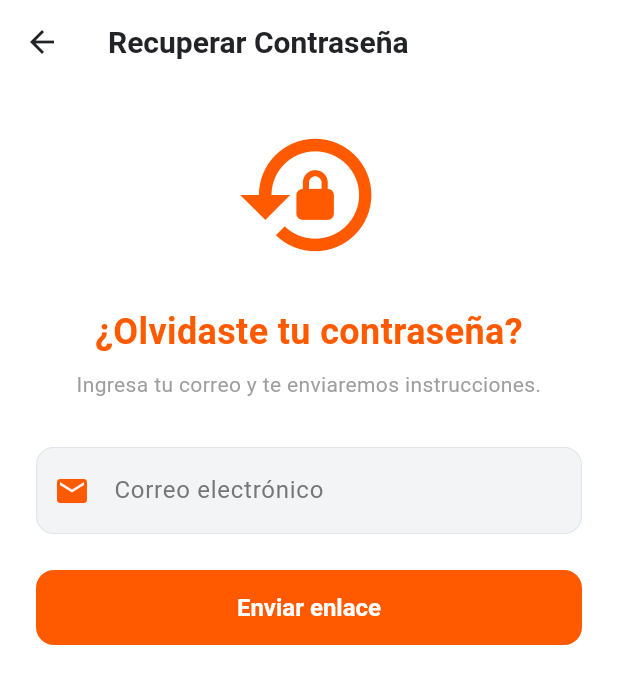
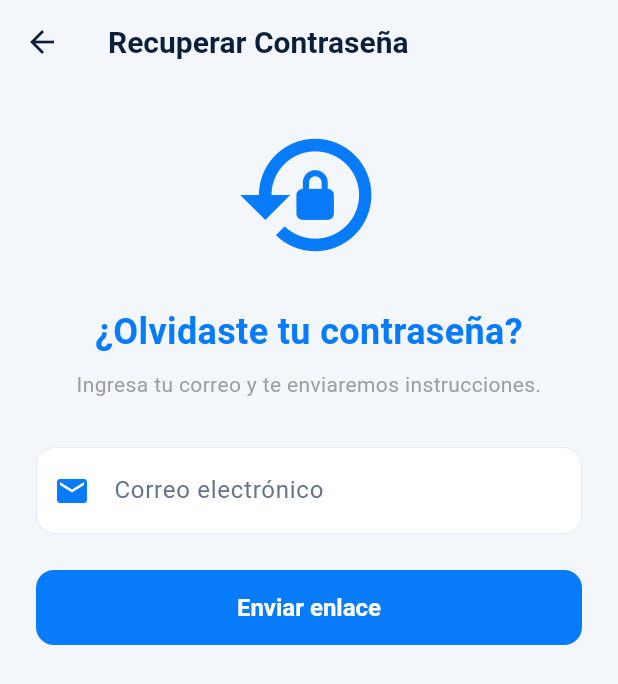
Before and after one commit to Jonathango117/ReparaYa-Bakent-front-v1, a Flutter app: the screen it shows after launch, after a tap on "¿Olvidaste tu contraseña?", on a phone screen of 412 x 824 dp. Shown: the top 684 px of the screen. Run offline on Flutter 3.47's test engine with Material 3 defaults, Android fonts, the phone set to English and light mode, and no system bars.

```diff
--- a/lib/config/theme.dart
+++ b/lib/config/theme.dart
@@ -2,20 +2,28 @@
 import 'package:flutter/material.dart';
 
 class AppTheme {
-  // Colores principales de ReparaYa
-  static const Color primaryColor = Color(0xFFFF5A00);
-  static const Color primaryDark = Color(0xFFE64F00);
-  static const Color accentColor = Color(0xFFFF7A33);
+  // Identidad visual ReparaYa
+  static const Color primaryColor = Color(0xFF087BFA);
+  static const Color primaryDark = Color(0xFF0563CC);
+  static const Color accentColor = Color(0xFF00C6F7);
 
-  // Fondos y superficies
-  static const Color backgroundColor = Color(0xFFFFFFFF);
-  static const Color surfaceColor = Color(0xFFF3F4F6);
-  static const Color surfaceColorLight = Color(0xFFE1E5EB);
-  static const Color cardColor = Color(0xFFEBF0F8);
+  // Fondos y superficies - modo claro
+  static const Color backgroundColor = Color(0xFFF3F7FC);
+  static const Color surfaceColor = Color(0xFFFFFFFF);
+  static const Color surfaceColorLight = Color(0xFFE1EAF5);
+  static const Color cardColor = Color(0xFFFFFFFF);
 
-  // Textos
-  static const Color textPrimary = Color(0xFF222326);
-  static const Color textSecondary = Color(0xFF747679);
+  // Textos - modo claro
+  static const Color textPrimary = Color(0xFF0B1F3B);
+  static const Color textSecondary = Color(0xFF64748B);
+
+  // Colores - modo oscuro
+  static const Color darkBackground = Color(0xFF061426);
+  static const Color darkSurface = Color(0xFF0B1F3B);
+  static const Color darkCard = Color(0xFF102743);
+  static const Color darkBorder = Color(0xFF203B5B);
+  static const Color darkTextPrimary = Color(0xFFF1F6FC);
+  static const Color darkTextSecondary = Color(0xFFA8B8CC);
 
   static ThemeData get lightTheme {
     return ThemeData(
@@ -27,7 +35,8 @@ class AppTheme {
         brightness: Brightness.light,
         primary: primaryColor,
         onPrimary: Colors.white,
-        surface: backgroundColor,
+        secondary: accentColor,
+        surface: surfaceColor,
         onSurface: textPrimary,
       ),
 
@@ -44,7 +53,7 @@ class AppTheme {
       ),
 
       cardTheme: CardThemeData(
-        color: Colors.white,
+        color: cardColor,
         elevation: 0,
         surfaceTintColor: Colors.transparent,
         margin: EdgeInsets.zero,
@@ -103,9 +112,7 @@ class AppTheme {
           color: textSecondary,
           fontSize: 14,
         ),
-        labelStyle: const TextStyle(
-          color: textSecondary,
-        ),
+        labelStyle: const TextStyle(color: textSecondary),
         prefixIconColor: textSecondary,
         contentPadding: const EdgeInsets.symmetric(
           horizontal: 16,
@@ -126,19 +133,6 @@ class AppTheme {
           borderRadius: BorderRadius.circular(12),
           borderSide: const BorderSide(
             color: primaryColor,
-            width: 1.4,
-          ),
-        ),
-        errorBorder: OutlineInputBorder(
-          borderRadius: BorderRadius.circular(12),
-          borderSide: const BorderSide(
-            color: Colors.redAccent,
-          ),
-        ),
-        focusedErrorBorder: OutlineInputBorder(
-          borderRadius: BorderRadius.circular(12),
-          borderSide: const BorderSide(
-            color: Colors.redAccent,
             width: 1.4,
           ),
         ),
@@ -191,22 +185,156 @@ class AppTheme {
           fontSize: 16,
           fontWeight: FontWeight.w600,
         ),
-        bodyLarge: TextStyle(
-          color: textPrimary,
-          fontSize: 16,
-        ),
-        bodyMedium: TextStyle(
-          color: textPrimary,
-          fontSize: 14,
-        ),
-        bodySmall: TextStyle(
-          color: textSecondary,
-          fontSize: 12,
-        ),
+        bodyLarge: TextStyle(color: textPrimary, fontSize: 16),
+        bodyMedium: TextStyle(color: textPrimary, fontSize: 14),
+        bodySmall: TextStyle(color: textSecondary, fontSize: 12),
       ),
     );
   }
 
-  // Alias para mantener compatibilidad con el código existente.
-  static ThemeData get darkTheme => lightTheme;
+  static ThemeData get darkTheme {
+    return ThemeData(
+      useMaterial3: true,
+      brightness: Brightness.dark,
+
+      colorScheme: ColorScheme.fromSeed(
+        seedColor: primaryColor,
+        brightness: Brightness.dark,
+        primary: Color(0xFF4DA3FF),
+        onPrimary: Colors.white,
+        secondary: accentColor,
+        surface: darkSurface,
+        onSurface: darkTextPrimary,
+      ),
+
+      scaffoldBackgroundColor: darkBackground,
+      primaryColor: primaryColor,
+      dividerColor: darkBorder,
+
+      appBarTheme: const AppBarTheme(
+        backgroundColor: darkBackground,
+        foregroundColor: darkTextPrimary,
+        elevation: 0,
+        centerTitle: false,
+        surfaceTintColor: Colors.transparent,
+      ),
+
+      cardTheme: CardThemeData(
+        color: darkCard,
+        elevation: 0,
+        surfaceTintColor: Colors.transparent,
+        margin: EdgeInsets.zero,
+        shape: RoundedRectangleBorder(
+          borderRadius: BorderRadius.circular(16),
+          side: const BorderSide(color: darkBorder),
+        ),
+      ),
+
+      elevatedButtonTheme: ElevatedButtonThemeData(
+        style: ElevatedButton.styleFrom(
+          backgroundColor: primaryColor,
+          foregroundColor: Colors.white,
+          elevation: 0,
+          minimumSize: const Size(0, 50),
+          padding: const EdgeInsets.symmetric(
+            horizontal: 24,
+            vertical: 15,
+          ),
+          shape: RoundedRectangleBorder(
+            borderRadius: BorderRadius.circular(12),
+          ),
+        ),
+      ),
+
+      outlinedButtonTheme: OutlinedButtonThemeData(
+        style: OutlinedButton.styleFrom(
+          foregroundColor: darkTextPrimary,
+          side: const BorderSide(color: darkBorder),
+          minimumSize: const Size(0, 48),
+          shape: RoundedRectangleBorder(
+            borderRadius: BorderRadius.circular(12),
+          ),
+        ),
+      ),
+
+      textButtonTheme: TextButtonThemeData(
+        style: TextButton.styleFrom(
+          foregroundColor: Color(0xFF4DA3FF),
+        ),
+      ),
+
+      inputDecorationTheme: InputDecorationTheme(
+        filled: true,
+        fillColor: darkSurface,
+        hintStyle: const TextStyle(
+          color: darkTextSecondary,
+          fontSize: 14,
+        ),
+        labelStyle: const TextStyle(color: darkTextSecondary),
+        prefixIconColor: darkTextSecondary,
+        contentPadding: const EdgeInsets.symmetric(
+          horizontal: 16,
+          vertical: 17,
+        ),
+        border: OutlineInputBorder(
+          borderRadius: BorderRadius.circular(12),
+          borderSide: BorderSide.none,
+        ),
+        enabledBorder: OutlineInputBorder(
+          borderRadius: BorderRadius.circular(12),
+          borderSide: const BorderSide(color: darkBorder),
+        ),
+        focusedBorder: OutlineInputBorder(
+          borderRadius: BorderRadius.circular(12),
+          borderSide: const BorderSide(
+            color: Color(0xFF4DA3FF),
+            width: 1.4,
+          ),
+        ),
+      ),
+
+      checkboxTheme: CheckboxThemeData(
+        fillColor: WidgetStateProperty.resolveWith<Color?>((states) {
+          if (states.contains(WidgetState.selected)) {
+            return primaryColor;
+          }
+          return Colors.transparent;
+        }),
+        checkColor: WidgetStateProperty.all(Colors.white),
+        side: const BorderSide(color: darkBorder),
+      ),
+
+      snackBarTheme: SnackBarThemeData(
+        behavior: SnackBarBehavior.floating,
+        backgroundColor: darkCard,
+        contentTextStyle: const TextStyle(color: Colors.white),
+      ),
+
+      textTheme: const TextTheme(
+        headlineLarge: TextStyle(
+          color: darkTextPrimary,
+          fontSize: 30,
+          fontWeight: FontWeight.w800,
+        ),
+        headlineMedium: TextStyle(
+          color: darkTextPrimary,
+          fontSize: 24,
+          fontWeight: FontWeight.w700,
+        ),
+        titleLarge: TextStyle(
+          color: darkTextPrimary,
+          fontSize: 20,
+          fontWeight: FontWeight.w700,
+        ),
+        titleMedium: TextStyle(
+          color: darkTextPrimary,
+          fontSize: 16,
+          fontWeight: FontWeight.w600,
+        ),
+        bodyLarge: TextStyle(color: darkTextPrimary, fontSize: 16),
+        bodyMedium: TextStyle(color: darkTextPrimary, fontSize: 14),
+        bodySmall: TextStyle(color: darkTextSecondary, fontSize: 12),
+      ),
+    );
+  }
 }
--- a/lib/main.dart
+++ b/lib/main.dart
@@ -1,3 +1,4 @@
+
 import 'package:flutter/material.dart';
 import 'config/theme.dart';
 import 'screens/login_screens.dart';
@@ -12,9 +13,18 @@ class ReparaYaApp extends StatelessWidget {
   @override
   Widget build(BuildContext context) {
     return MaterialApp(
-      title: 'Repara Ya',
+      title: 'ReparaYa',
       debugShowCheckedModeBanner: false,
+
+      // Tema claro
       theme: AppTheme.lightTheme,
+
+      // Tema oscuro
+      darkTheme: AppTheme.darkTheme,
+
+      // Detecta automáticamente el tema del celular
+      themeMode: ThemeMode.system,
+
       home: const LoginScreen(),
     );
   }
```
Also changed, not shown: 4 other files.
